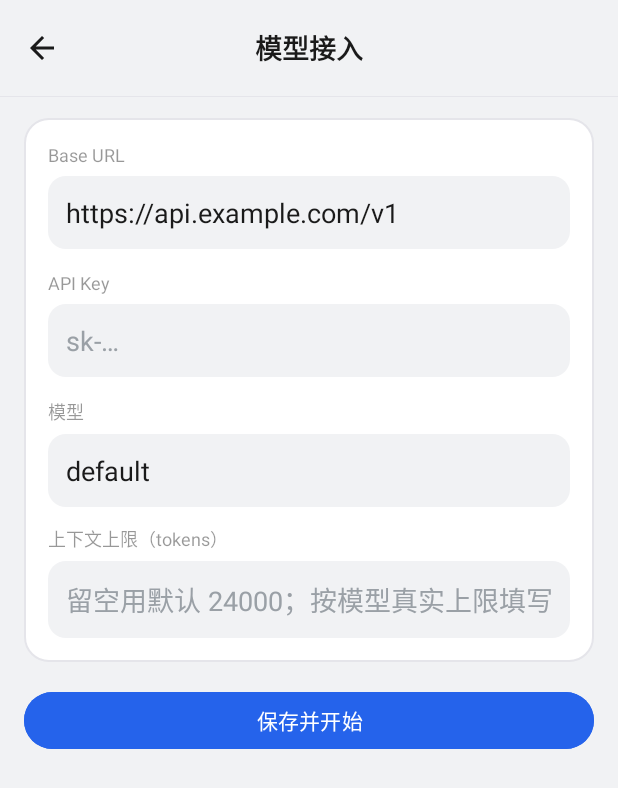
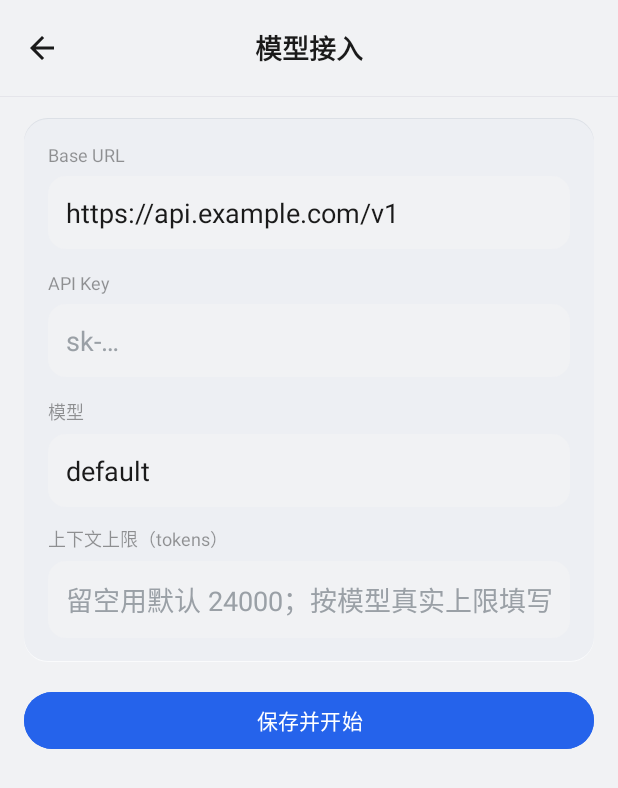
Before and after one commit to aixtin/nyral-lite, an Android app: the screen it shows after launch (ModelConfigActivity), on a phone screen of 412 x 824 dp. Shown: the top 788 px of the screen. Run offline under Robolectric (Android 15) with nearby library versions, the phone set to English and light mode, and no system bars; libraries missing offline, so code that uses them is left out: org.commonmark.ext, org.commonmark.parser; pictures from the network do not load.

Commit message:
UI：分区卡片改内嵌质感（与画布同语言），新增空会话状态页

```diff
--- a/app/src/main/java/io/github/aixtin/nyrallite/ChatWiring.kt
+++ b/app/src/main/java/io/github/aixtin/nyrallite/ChatWiring.kt
@@ -46,6 +46,10 @@ internal class ChatWiring(
     private var memoryExtractor: MemoryExtractor? = null
     private var summarizer: SessionSummarizer? = null
 
+    /** 空会话状态：人设头像 + 欢迎语，消息列表驱动可见性。 */
+    lateinit var emptyState: EmptyState
+        private set
+
     private val hub = activity.kernel.services
     private lateinit var history: HistorySwitcher
 
@@ -75,6 +79,7 @@ internal class ChatWiring(
         // 不用 stackFromEnd: 短会话贴底会导致展开思考时整块内容只能上移(向上展开)。
         rv.layoutManager = LinearLayoutManager(activity)
         rv.adapter = adapter
+        emptyState = EmptyState.attach(activity, adapter) { messages.isNotEmpty() }
 
         sessions = SessionController(
             hub.get<SessionStore>(),
@@ -83,6 +88,7 @@ internal class ChatWiring(
             messages,
             onSessionEnding = { id, msgs -> memoryExtractor?.maybeExtract(id, msgs) },
         )
+        emptyState.refresh(sessions.currentPersonaId)
         controller = ChatController(
             activity = activity,
             rv = rv,
--- /dev/null
+++ b/app/src/main/java/io/github/aixtin/nyrallite/EmptyState.kt
@@ -0,0 +1,72 @@
+package io.github.aixtin.nyrallite
+
+import android.graphics.BitmapFactory
+import android.view.View
+import android.widget.ImageView
+import android.widget.TextView
+import androidx.appcompat.app.AppCompatActivity
+import androidx.recyclerview.widget.RecyclerView
+import io.github.aixtin.nyrallite.contract.PersonaStore
+import io.github.aixtin.nyrallite.kernel.getOrNull
+import io.github.aixtin.nyrallite.plugins.personastore.PersonaAvatar
+
+/**
+ * 空会话状态：有人设时显示头像 + 名字，无人设时回落到 App 名。
+ * 可见性由消息列表驱动（适配器数据观察），人设变化由外部调用 [refresh]。
+ */
+internal class EmptyState(
+    private val activity: AppCompatActivity,
+    private val block: View,
+    private val avatar: ImageView,
+    private val title: TextView,
+    private val hasMessages: () -> Boolean,
+) {
+    private val store = activity.kernel.services.getOrNull<PersonaStore>()
+
+    /** 消息数变化时调用：空会话显示，有消息隐藏。 */
+    fun sync() {
+        block.visibility = if (hasMessages()) View.GONE else View.VISIBLE
+    }
+
+    /** 人设变化时调用：刷新头像与名字，可见性不变。 */
+    fun refresh(personaId: String?) {
+        val card = personaId?.let { store?.get(it) }
+        if (card == null) {
+            title.text = activity.getString(R.string.app_name)
+            avatar.setImageResource(R.drawable.ic_launcher)
+            return
+        }
+        title.text = card.name
+        val file = PersonaAvatar.file(activity, card.id)
+        if (file.isFile) {
+            // 原图较大，空状态显示 72dp，降采样即可
+            val options = BitmapFactory.Options().apply { inSampleSize = 4 }
+            avatar.setImageBitmap(BitmapFactory.decodeFile(file.path, options))
+        } else {
+            avatar.setImageResource(R.drawable.ic_launcher)
+        }
+    }
+
+    companion object {
+        /** 从主界面布局取控件，并挂上适配器数据观察驱动可见性。 */
+        fun attach(
+            activity: AppCompatActivity,
+            adapter: RecyclerView.Adapter<*>,
+            hasMessages: () -> Boolean,
+        ): EmptyState {
+            val state = EmptyState(
+                activity,
+                activity.findViewById(R.id.empty_state),
+                activity.findViewById(R.id.empty_avatar),
+                activity.findViewById(R.id.empty_title),
+                hasMessages,
+            )
+            adapter.registerAdapterDataObserver(object : RecyclerView.AdapterDataObserver() {
+                override fun onChanged() = state.sync()
+                override fun onItemRangeInserted(positionStart: Int, itemCount: Int) = state.sync()
+                override fun onItemRangeRemoved(positionStart: Int, itemCount: Int) = state.sync()
+            })
+            return state
+        }
+    }
+}
--- a/app/src/main/java/io/github/aixtin/nyrallite/MainActivity.kt
+++ b/app/src/main/java/io/github/aixtin/nyrallite/MainActivity.kt
@@ -65,6 +65,7 @@ class MainActivity : AppCompatActivity() {
         attachments = ImageAttachments(this, attachmentStores) { composerAttachments.render(it) }
         wiring = ChatWiring(this, rv, input, btnSend, messages, attachments::take) {
             header.refresh(wiring.sessions.currentPersonaId)
+            wiring.emptyState.refresh(wiring.sessions.currentPersonaId)
         }
         wiring.start()
         wiring.controller.onToolsWarning = mcpWarning::show
--- a/app/src/main/res/drawable/bg_card.xml
+++ b/app/src/main/res/drawable/bg_card.xml
@@ -1,9 +1,24 @@
-<?xml version="1.0" encoding="utf-8"?><!-- 分区卡片：白底 + 细描边，与主页气泡区分 -->
-<shape xmlns:android="http://schemas.android.com/apk/res/android"
-    android:shape="rectangle">
-    <solid android:color="#FFFFFF" />
-    <corners android:radius="16dp" />
-    <stroke
-        android:width="1dp"
-        android:color="@color/divider" />
-</shape>
+<?xml version="1.0" encoding="utf-8"?><!-- 分区卡片：内嵌感——上缘暗线背光、下缘亮线受光、卡面略深于画布 -->
+<layer-list xmlns:android="http://schemas.android.com/apk/res/android">
+    <!-- 上内阴影：比卡面深一档，从顶部露出 1dp -->
+    <item android:bottom="2dp">
+        <shape android:shape="rectangle">
+            <solid android:color="#DCE0E6" />
+            <corners android:radius="16dp" />
+        </shape>
+    </item>
+    <!-- 下内高光：比画布亮一档，从底部露出 1dp -->
+    <item android:top="2dp">
+        <shape android:shape="rectangle">
+            <solid android:color="#FAFBFC" />
+            <corners android:radius="16dp" />
+        </shape>
+    </item>
+    <!-- 主卡面：略深于画布 #F1F2F4，上下各收 1dp 露出边缘线 -->
+    <item android:top="1dp" android:bottom="1dp">
+        <shape android:shape="rectangle">
+            <solid android:color="#EDEFF3" />
+            <corners android:radius="16dp" />
+        </shape>
+    </item>
+</layer-list>
--- a/app/src/main/res/values/strings.xml
+++ b/app/src/main/res/values/strings.xml
@@ -2,6 +2,7 @@
 <resources>
     <string name="app_name">Nyral Lite</string>
     <string name="hint_input">输入消息…</string>
+    <string name="empty_hint">打个招呼，开始聊聊吧</string>
     <string name="send">发送</string>
     <string name="settings">设置</string>
     <string name="stop">停止</string>
```
Also changed, not shown: app/src/main/res/layout/activity_main.xml (+42 -0 lines).
